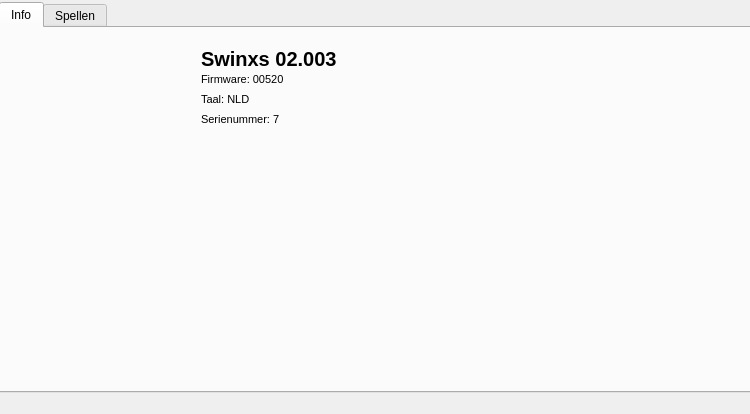
First picture: the form in ui/main.ui, repository DeSullyMan3/Link2, before the edit.
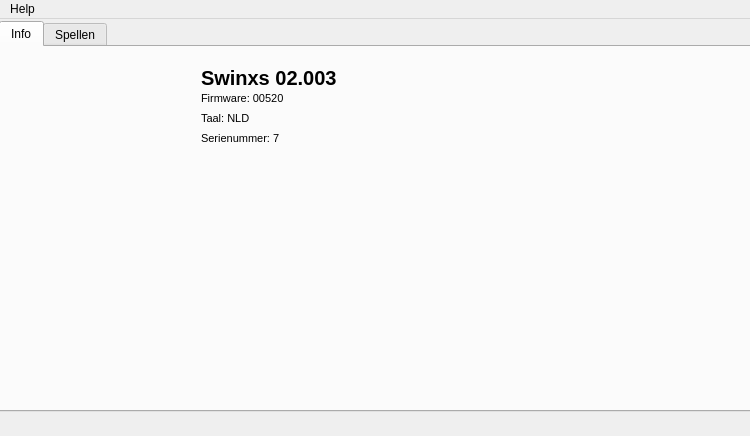
Second picture: the form after the edit. Icons and pictures are not drawn.

The edit to the form file:
```diff
--- a/ui/main.ui
+++ b/ui/main.ui
@@ -7,19 +7,19 @@
     <x>0</x>
     <y>0</y>
     <width>750</width>
-    <height>414</height>
+    <height>436</height>
    </rect>
   </property>
   <property name="minimumSize">
    <size>
     <width>750</width>
-    <height>414</height>
+    <height>436</height>
    </size>
   </property>
   <property name="maximumSize">
    <size>
     <width>750</width>
-    <height>414</height>
+    <height>436</height>
    </size>
   </property>
   <property name="windowTitle">
@@ -284,6 +284,28 @@
     <bool>false</bool>
    </property>
   </widget>
+  <widget class="QMenuBar" name="menuBar">
+   <property name="geometry">
+    <rect>
+     <x>0</x>
+     <y>0</y>
+     <width>750</width>
+     <height>22</height>
+    </rect>
+   </property>
+   <widget class="QMenu" name="menuHelp">
+    <property name="title">
+     <string>Help</string>
+    </property>
+    <addaction name="actionOver"/>
+   </widget>
+   <addaction name="menuHelp"/>
+  </widget>
+  <action name="actionOver">
+   <property name="text">
+    <string>Over</string>
+   </property>
+  </action>
  </widget>
  <resources>
   <include location="main.qrc"/>
```
